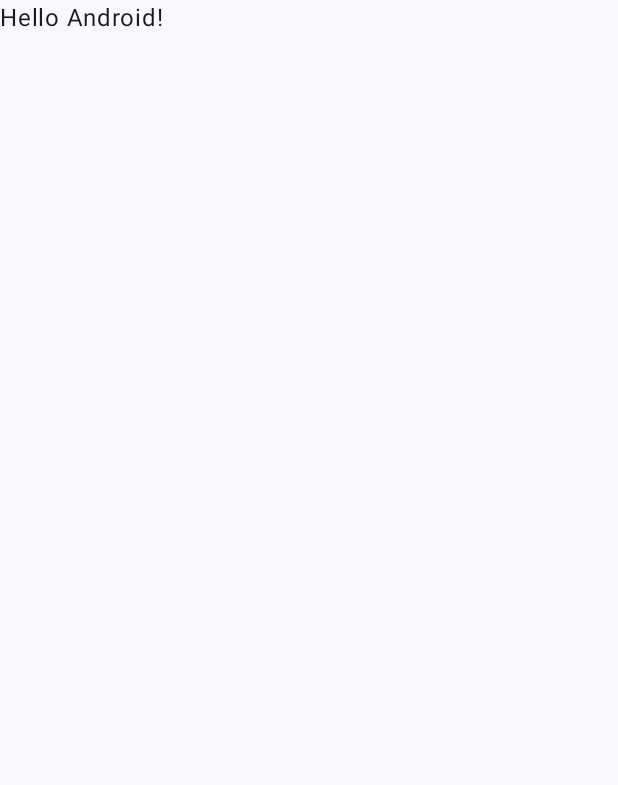
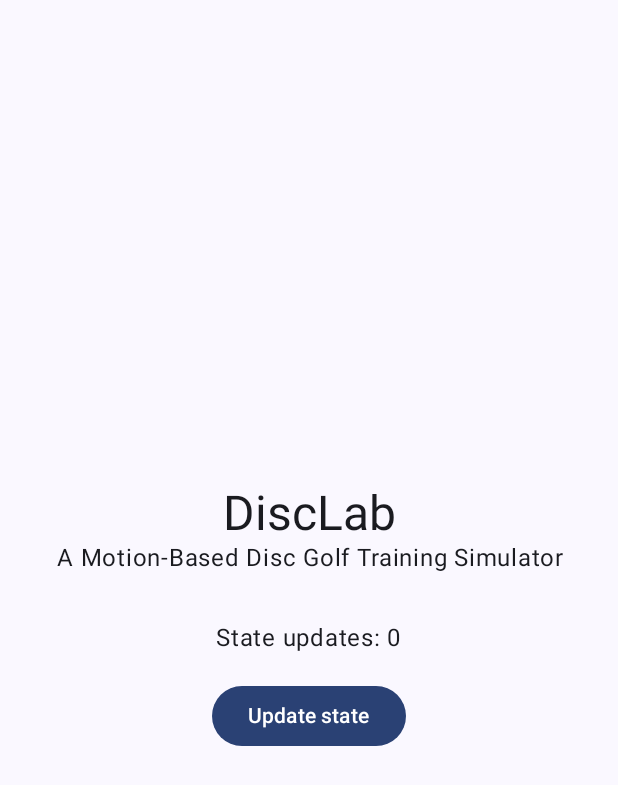
Before and after one commit to HolyBarrel/MobEdgeCloud_Project, an Android app built with Jetpack Compose: the screen it shows after launch (MainActivity), on a phone screen of 412 x 824 dp. Before the commit the part shown is almost empty. Shown: the top 785 px of the screen. Run offline under Robolectric (Android 15) with nearby library versions, the phone set to English and light mode, and no system bars.

Commit message:
Wired the Stage 0 skeleton: ViewModel, screen and observable state
- Added MainViewModel with a StateFlow of MainUiState, and a stateless
  MainScreen to render it.
- Replaced the template Greeting in MainActivity with the
  ViewModel-to-screen wiring.
- Added lifecycle-runtime-compose and lifecycle-viewmodel-compose,
  reusing the template's Lifecycle 2.11.0 version ref.
- Added MainViewModelTest (JVM) and MainActivityTest (instrumented).
- Updated CLAUDE.md with the verified build and run commands, the
  Stage 0 status and the Stage 1 planning step.

Verified on the Medium_Phone_API_37.0 emulator: assembleDebug, test,
connectedAndroidTest, lint (0 errors), a cold launch and state surviving
rotation. Not yet run on a physical phone.

Co-Authored-By: Claude Opus 5.5 <noreply@anthropic.com>

```diff
--- a/app/build.gradle.kts
+++ b/app/build.gradle.kts
@@ -45,6 +45,8 @@ dependencies {
     implementation(libs.androidx.compose.ui.tooling.preview)
     implementation(libs.androidx.core.ktx)
     implementation(libs.androidx.lifecycle.runtime.ktx)
+    implementation(libs.androidx.lifecycle.runtime.compose)
+    implementation(libs.androidx.lifecycle.viewmodel.compose)
     testImplementation(libs.junit)
     androidTestImplementation(platform(libs.androidx.compose.bom))
     androidTestImplementation(libs.androidx.compose.ui.test.junit4)
--- a/app/src/main/java/sapienz/allison/disclab/MainActivity.kt
+++ b/app/src/main/java/sapienz/allison/disclab/MainActivity.kt
@@ -7,10 +7,10 @@ import androidx.activity.enableEdgeToEdge
 import androidx.compose.foundation.layout.fillMaxSize
 import androidx.compose.foundation.layout.padding
 import androidx.compose.material3.Scaffold
-import androidx.compose.material3.Text
-import androidx.compose.runtime.Composable
+import androidx.compose.runtime.getValue
 import androidx.compose.ui.Modifier
-import androidx.compose.ui.tooling.preview.Preview
+import androidx.lifecycle.compose.collectAsStateWithLifecycle
+import androidx.lifecycle.viewmodel.compose.viewModel
 import sapienz.allison.disclab.ui.theme.DiscLabTheme
 
 class MainActivity : ComponentActivity() {
@@ -20,28 +20,17 @@ class MainActivity : ComponentActivity() {
         setContent {
             DiscLabTheme {
                 Scaffold(modifier = Modifier.fillMaxSize()) { innerPadding ->
-                    Greeting(
-                        name = "Android",
-                        modifier = Modifier.padding(innerPadding)
+                    // viewModel() returns the same instance after rotation.
+                    val viewModel: MainViewModel = viewModel()
+                    // Collects only while the Activity is at least STARTED.
+                    val state by viewModel.uiState.collectAsStateWithLifecycle()
+                    MainScreen(
+                        state = state,
+                        onTap = viewModel::onTap,
+                        modifier = Modifier.padding(innerPadding),
                     )
                 }
             }
         }
     }
 }
-
-@Composable
-fun Greeting(name: String, modifier: Modifier = Modifier) {
-    Text(
-        text = "Hello $name!",
-        modifier = modifier
-    )
-}
-
-@Preview(showBackground = true)
-@Composable
-fun GreetingPreview() {
-    DiscLabTheme {
-        Greeting("Android")
-    }
-}
--- /dev/null
+++ b/app/src/main/java/sapienz/allison/disclab/MainScreen.kt
@@ -0,0 +1,62 @@
+package sapienz.allison.disclab
+
+import androidx.compose.foundation.layout.Arrangement
+import androidx.compose.foundation.layout.Column
+import androidx.compose.foundation.layout.Spacer
+import androidx.compose.foundation.layout.fillMaxSize
+import androidx.compose.foundation.layout.height
+import androidx.compose.foundation.layout.padding
+import androidx.compose.material3.Button
+import androidx.compose.material3.MaterialTheme
+import androidx.compose.material3.Text
+import androidx.compose.runtime.Composable
+import androidx.compose.ui.Alignment
+import androidx.compose.ui.Modifier
+import androidx.compose.ui.res.stringResource
+import androidx.compose.ui.text.style.TextAlign
+import androidx.compose.ui.tooling.preview.Preview
+import androidx.compose.ui.unit.dp
+import sapienz.allison.disclab.ui.theme.DiscLabTheme
+
+/**
+ * Stateless screen: it draws [state] and forwards clicks to [onTap]. It knows nothing about the
+ * ViewModel, which keeps it previewable and testable on its own.
+ */
+@Composable
+fun MainScreen(
+    state: MainUiState,
+    onTap: () -> Unit,
+    modifier: Modifier = Modifier,
+) {
+    Column(
+        modifier = modifier
+            .fillMaxSize()
+            .padding(24.dp),
+        verticalArrangement = Arrangement.Center,
+        horizontalAlignment = Alignment.CenterHorizontally,
+    ) {
+        Text(
+            text = stringResource(R.string.app_name),
+            style = MaterialTheme.typography.headlineLarge,
+        )
+        Text(
+            text = stringResource(R.string.tagline),
+            style = MaterialTheme.typography.bodyLarge,
+            textAlign = TextAlign.Center,
+        )
+        Spacer(Modifier.height(32.dp))
+        Text(text = stringResource(R.string.tap_count, state.tapCount))
+        Spacer(Modifier.height(16.dp))
+        Button(onClick = onTap) {
+            Text(text = stringResource(R.string.tap_button))
+        }
+    }
+}
+
+@Preview(showBackground = true)
+@Composable
+private fun MainScreenPreview() {
+    DiscLabTheme {
+        MainScreen(state = MainUiState(tapCount = 3), onTap = {})
+    }
+}
--- /dev/null
+++ b/app/src/main/java/sapienz/allison/disclab/MainViewModel.kt
@@ -0,0 +1,34 @@
+package sapienz.allison.disclab
+
+import androidx.lifecycle.ViewModel
+import kotlinx.coroutines.flow.MutableStateFlow
+import kotlinx.coroutines.flow.StateFlow
+import kotlinx.coroutines.flow.asStateFlow
+import kotlinx.coroutines.flow.update
+
+/**
+ * Everything [MainScreen] needs to draw itself. It is immutable: the ViewModel publishes a new
+ * copy on every change instead of mutating this one.
+ *
+ * Stage 0 skeleton: the tap counter only proves that state flows ViewModel -> UI and actions flow
+ * UI -> ViewModel. Later stages replace it with real controller and gameplay state.
+ */
+data class MainUiState(
+    val tapCount: Int = 0,
+)
+
+/**
+ * Owns the screen state. Android keeps one instance alive across configuration changes such as
+ * rotation, so the state survives while the Activity and its composables are recreated.
+ *
+ * The UI only reads [uiState] and reports user actions by calling methods; it never changes state
+ * directly (unidirectional data flow).
+ */
+class MainViewModel : ViewModel() {
+    private val _uiState = MutableStateFlow(MainUiState())
+    val uiState: StateFlow<MainUiState> = _uiState.asStateFlow()
+
+    fun onTap() {
+        _uiState.update { it.copy(tapCount = it.tapCount + 1) }
+    }
+}
--- a/app/src/main/res/values/strings.xml
+++ b/app/src/main/res/values/strings.xml
@@ -1,3 +1,6 @@
 <resources>
     <string name="app_name">DiscLab</string>
+    <string name="tagline">A Motion-Based Disc Golf Training Simulator</string>
+    <string name="tap_count">State updates: %1$d</string>
+    <string name="tap_button">Update state</string>
 </resources>
--- a/gradle/libs.versions.toml
+++ b/gradle/libs.versions.toml
@@ -15,6 +15,8 @@ junit = { group = "junit", name = "junit", version.ref = "junit" }
 androidx-junit = { group = "androidx.test.ext", name = "junit", version.ref = "junitVersion" }
 androidx-espresso-core = { group = "androidx.test.espresso", name = "espresso-core", version.ref = "espressoCore" }
 androidx-lifecycle-runtime-ktx = { group = "androidx.lifecycle", name = "lifecycle-runtime-ktx", version.ref = "lifecycleRuntimeKtx" }
+androidx-lifecycle-runtime-compose = { group = "androidx.lifecycle", name = "lifecycle-runtime-compose", version.ref = "lifecycleRuntimeKtx" }
+androidx-lifecycle-viewmodel-compose = { group = "androidx.lifecycle", name = "lifecycle-viewmodel-compose", version.ref = "lifecycleRuntimeKtx" }
 androidx-activity-compose = { group = "androidx.activity", name = "activity-compose", version.ref = "activityCompose" }
 androidx-compose-bom = { group = "androidx.compose", name = "compose-bom", version.ref = "composeBom" }
 androidx-compose-ui = { group = "androidx.compose.ui", name = "ui" }
```
Also changed, not shown: 3 other files.
